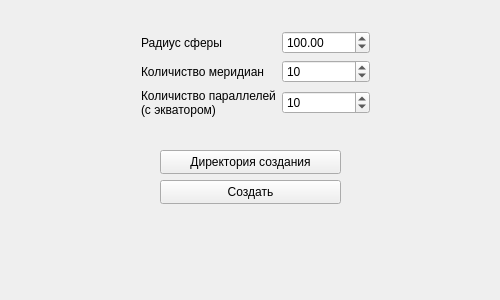
The window that Obj_Sphere_Maker/Obj_Sphere_Maker/mainwindow.ui (gordiig/Solar_system_guide) describes before a commit, drawn with Qt 5.
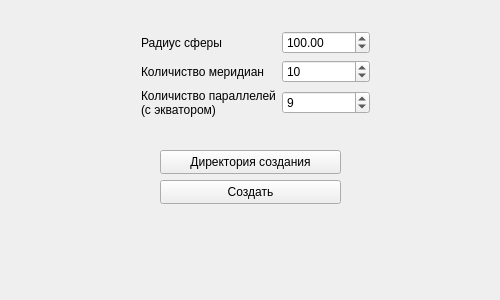
The same window after the commit.

Commit message: Added texture coordinates additing

Diff of the .ui file:
```diff
--- a/Obj_Sphere_Maker/Obj_Sphere_Maker/mainwindow.ui
+++ b/Obj_Sphere_Maker/Obj_Sphere_Maker/mainwindow.ui
@@ -89,7 +89,7 @@
         <number>50</number>
        </property>
        <property name="value">
-        <number>10</number>
+        <number>9</number>
        </property>
       </widget>
      </item>
```
The commit also changes 2 other files.
